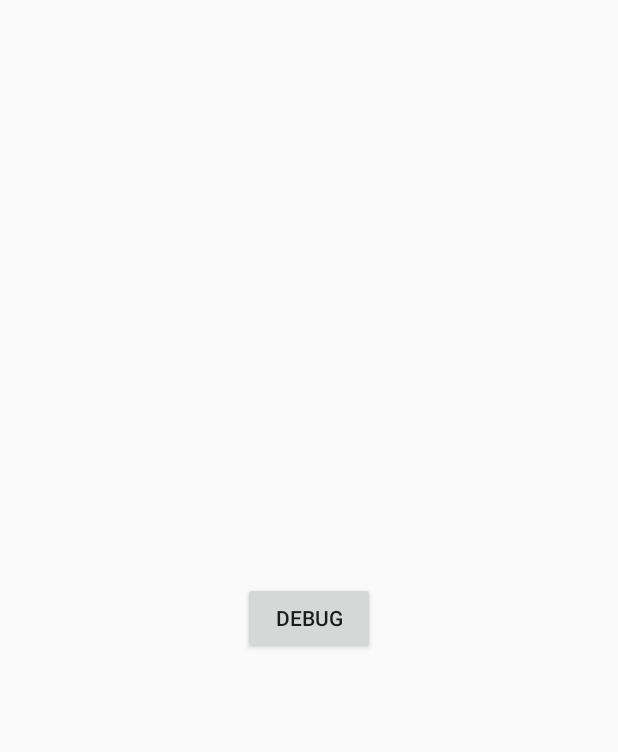
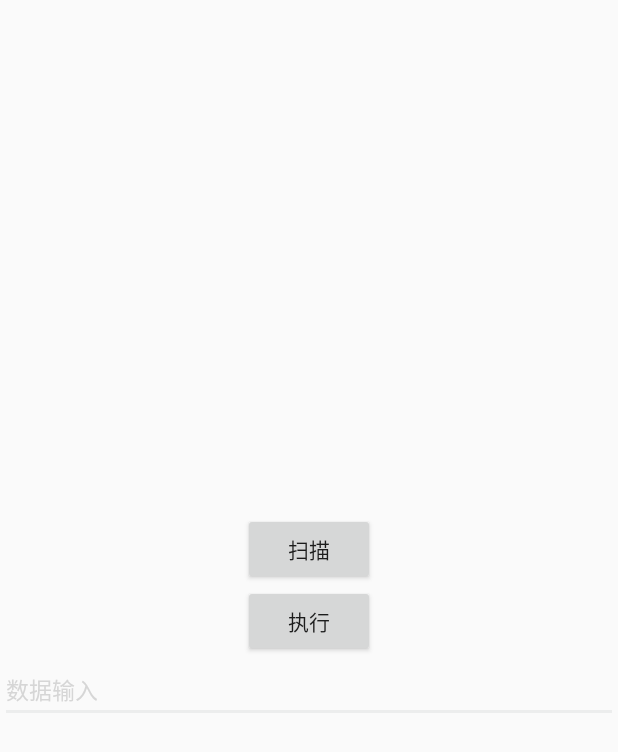
Before and after one commit to Greeyzyang/IDT, an Android app: the layout activity_developer.xml on its own in the app's theme, with its tools: preview values and no code run, on a phone screen of 412 x 824 dp. Shown: the top 752 px of the screen. Run offline under Robolectric (Android 15) with nearby library versions, the phone set to English and light mode, and no system bars.

Commit message:
frist commit

```diff
--- a/bandDemo/src/main/java/com/ryeex/sdkband/DeviceBindActivity.java
+++ b/bandDemo/src/main/java/com/ryeex/sdkband/DeviceBindActivity.java
@@ -5,6 +5,7 @@ import android.os.Bundle;
 import android.view.View;
 import android.view.WindowManager;
 import android.widget.Button;
+import android.widget.EditText;
 import android.widget.TextView;
 
 import androidx.annotation.Nullable;
@@ -28,11 +29,11 @@ import butterknife.ButterKnife;
  * @date on 2019-05-15
  */
 public class DeviceBindActivity extends AppCompatActivity {
-
     @BindView(R.id.tv_status)
     TextView tvStatus;
     @BindView(R.id.btn_finish)
     Button btnFinish;
+
 
 
     @Override
@@ -104,7 +105,7 @@ public class DeviceBindActivity extends AppCompatActivity {
 
 
     public void finishBind(View view) {
-        startActivity(new Intent(this, MainActivity.class));
+        startActivity(new Intent(this, JsonDeviceActivity.class));
         finish();
     }
 
--- a/bandDemo/src/main/java/com/ryeex/sdkband/utils/GSON.java
+++ b/bandDemo/src/main/java/com/ryeex/sdkband/utils/GSON.java
@@ -6,6 +6,8 @@ import com.google.gson.Gson;
 import com.google.gson.JsonArray;
 import com.google.gson.JsonElement;
 import com.google.gson.JsonParser;
+
+import org.json.JSONObject;
 
 import java.lang.reflect.Type;
 import java.util.ArrayList;
@@ -83,5 +85,4 @@ public class GSON {
         return "";
     }
 
-
 }
--- a/bandDemo/src/main/res/layout/activity_bind.xml
+++ b/bandDemo/src/main/res/layout/activity_bind.xml
@@ -11,7 +11,8 @@
         android:layout_height="wrap_content"
         android:gravity="center"
         android:text="5"
-        android:textSize="20sp" />
+        android:textSize="20sp"/>
+<!--        android:layout_constraintEnd_toEndOf="parent"-->
 
     <Button
         android:id="@+id/btn_finish"
--- a/bandDemo/src/main/res/layout/activity_developer.xml
+++ b/bandDemo/src/main/res/layout/activity_developer.xml
@@ -1,14 +1,36 @@
 <?xml version="1.0" encoding="utf-8"?>
 <LinearLayout xmlns:android="http://schemas.android.com/apk/res/android"
+    xmlns:app="http://schemas.android.com/apk/res-auto"
+    xmlns:tools="http://schemas.android.com/tools"
     android:layout_width="match_parent"
     android:layout_height="match_parent"
+    tools:context="com.ryeex.sdkband.MainActivity"
+    android:orientation="vertical"
     android:gravity="center">
+
+
+    <Button
+        android:id="@+id/btn_scan"
+        android:layout_width="wrap_content"
+        android:layout_height="wrap_content"
+        android:text="扫描" />
+
 
     <Button
         android:id="@+id/btn_test"
         android:layout_width="wrap_content"
         android:layout_height="wrap_content"
-        android:onClick="test"
-        android:text="debug" />
+        android:text="执行" />
+
+    <EditText
+        android:id="@+id/et_input"
+        android:layout_width="match_parent"
+        android:layout_height="wrap_content"
+        android:hint="数据输入"
+        android:textColor="@color/colorBlack"
+        android:textColorHint="@color/colorNormal"
+        android:textSize="15sp"
+        app:layout_constraintEnd_toEndOf="parent"
+        app:layout_constraintStart_toStartOf="parent" />
 
 </LinearLayout>
```
Also changed, not shown: bandDemo/src/main/java/com/ryeex/sdkband/App.java (+7 -5 lines), bandDemo/src/main/java/com/ryeex/sdkband/JsonDeviceActivity.java (+82 -9 lines), bandDemo/src/main/java/com/ryeex/sdkband/ScanActivity.java (+15 -3 lines), 1 other file.
